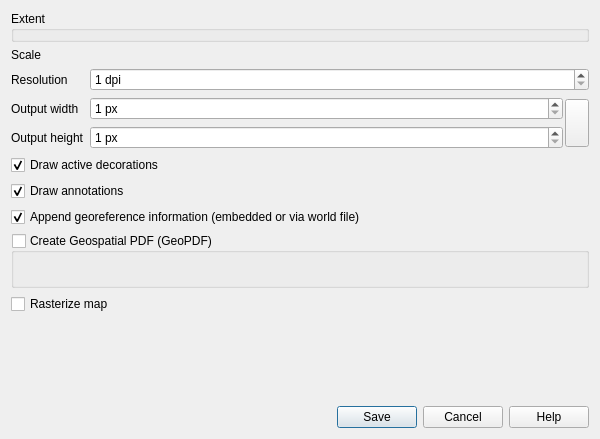
First picture: the form in src/ui/qgsmapsavedialog.ui, repository carsmie/QGIS, before the edit.
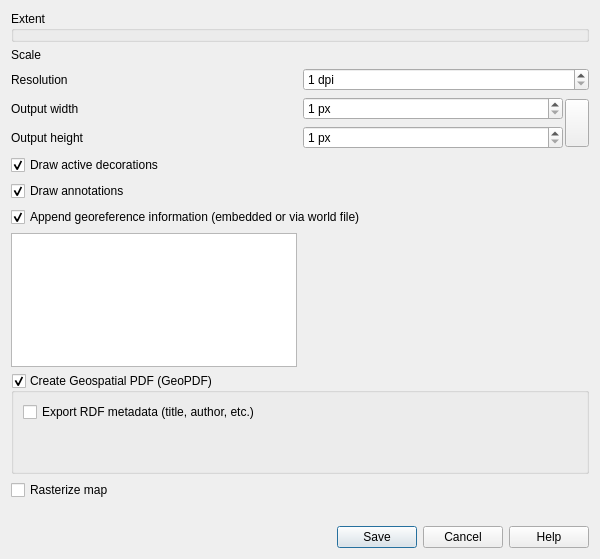
Second picture: the form after the edit. Custom widgets are drawn as their Qt base class.

Commit message: [FEATURE] Add option on whether to include RDF metadata during save map to GeoPDF operations

What changed in the file:
```diff
--- a/src/ui/qgsmapsavedialog.ui
+++ b/src/ui/qgsmapsavedialog.ui
@@ -7,7 +7,7 @@
     <x>0</x>
     <y>0</y>
     <width>600</width>
-    <height>439</height>
+    <height>559</height>
    </rect>
   </property>
   <property name="windowTitle">
@@ -15,7 +15,7 @@
   </property>
   <layout class="QVBoxLayout" name="verticalLayout">
    <item>
-    <layout class="QGridLayout" name="gridLayout">
+    <layout class="QGridLayout" name="gridLayout" rowstretch="0,0,0,0,0,0,0,0,1,0,0,0">
      <item row="2" column="0">
       <widget class="QLabel" name="label_2">
        <property name="text">
@@ -43,6 +43,87 @@
        </property>
       </widget>
      </item>
+     <item row="9" column="0" colspan="2">
+      <widget class="QGroupBox" name="mGeoPDFGroupBox">
+       <property name="title">
+        <string>Create Geospatial PDF (GeoPDF)</string>
+       </property>
+       <property name="checkable">
+        <bool>true</bool>
+       </property>
+       <property name="checked">
+        <bool>true</bool>
+       </property>
+       <layout class="QVBoxLayout" name="verticalLayout_2">
+        <item>
+         <widget class="QStackedWidget" name="mGeoPDFOptionsStackedWidget">
+          <property name="currentIndex">
+           <number>1</number>
+          </property>
+          <widget class="QWidget" name="page">
+           <layout class="QVBoxLayout" name="verticalLayout_3">
+            <property name="leftMargin">
+             <number>0</number>
+            </property>
+            <property name="topMargin">
+             <number>0</number>
+            </property>
+            <property name="rightMargin">
+             <number>0</number>
+            </property>
+            <property name="bottomMargin">
+             <number>0</number>
+            </property>
+            <item>
+             <widget class="QLabel" name="mGeoPdfUnavailableReason">
+              <property name="text">
+               <string/>
+              </property>
+             </widget>
+            </item>
+           </layout>
+          </widget>
+          <widget class="QWidget" name="page_2">
+           <layout class="QGridLayout" name="gridLayout_2">
+            <property name="leftMargin">
+             <number>0</number>
+            </property>
+            <property name="topMargin">
+             <number>0</number>
+            </property>
+            <property name="rightMargin">
+             <number>0</number>
+            </property>
+            <property name="bottomMargin">
+             <number>0</number>
+            </property>
+            <item row="1" column="0">
+             <spacer name="verticalSpacer">
+              <property name="orientation">
+               <enum>Qt::Vertical</enum>
+              </property>
+              <property name="sizeHint" stdset="0">
+               <size>
+                <width>20</width>
+                <height>40</height>
+               </size>
+              </property>
+             </spacer>
+            </item>
+            <item row="0" column="0">
+             <widget class="QCheckBox" name="mExportMetadataCheckBox">
+              <property name="text">
+               <string>Export RDF metadata (title, author, etc.)</string>
+              </property>
+             </widget>
+            </item>
+           </layout>
+          </widget>
+         </widget>
+        </item>
+       </layout>
+      </widget>
+     </item>
      <item row="4" column="0">
       <widget class="QLabel" name="label_4">
        <property name="text">
@@ -77,7 +158,7 @@
        </property>
       </widget>
      </item>
-     <item row="9" column="0" colspan="2">
+     <item row="10" column="0" colspan="2">
       <widget class="QCheckBox" name="mSaveAsRaster">
        <property name="visible">
         <bool>false</bool>
@@ -206,74 +287,18 @@
        </property>
       </widget>
      </item>
-     <item row="10" column="0" colspan="2">
+     <item row="11" column="0" colspan="2">
       <widget class="QLabel" name="mInfo">
        <property name="enabled">
         <bool>false</bool>
        </property>
       </widget>
      </item>
-     <item row="8" column="0" colspan="2">
-      <widget class="QGroupBox" name="mGeoPDFGroupBox">
-       <property name="title">
-        <string>Create Geospatial PDF (GeoPDF)</string>
-       </property>
-       <property name="checkable">
-        <bool>true</bool>
-       </property>
-       <property name="checked">
-        <bool>false</bool>
-       </property>
-       <layout class="QVBoxLayout" name="verticalLayout_2">
-        <item>
-         <widget class="QStackedWidget" name="mGeoPDFOptionsStackedWidget">
-          <property name="currentIndex">
-           <number>1</number>
-          </property>
-          <widget class="QWidget" name="page">
-           <layout class="QVBoxLayout" name="verticalLayout_3">
-            <property name="leftMargin">
-             <number>0</number>
-            </property>
-            <property name="topMargin">
-             <number>0</number>
-            </property>
-            <property name="rightMargin">
-             <number>0</number>
-            </property>
-            <property name="bottomMargin">
-             <number>0</number>
-            </property>
-            <item>
-             <widget class="QLabel" name="mGeoPdfUnavailableReason">
-              <property name="text">
-               <string/>
-              </property>
-             </widget>
-            </item>
-           </layout>
-          </widget>
-          <widget class="QWidget" name="page_2"/>
-         </widget>
-        </item>
-       </layout>
-      </widget>
+     <item row="8" column="0">
+      <widget class="QTextBrowser" name="textBrowser"/>
      </item>
     </layout>
    </item>
-   <item>
-    <spacer name="verticalSpacer">
-     <property name="orientation">
-      <enum>Qt::Vertical</enum>
-     </property>
-     <property name="sizeHint" stdset="0">
-      <size>
-       <width>20</width>
-       <height>40</height>
-      </size>
-     </property>
-    </spacer>
-   </item>
    <item>
     <widget class="QDialogButtonBox" name="buttonBox">
      <property name="orientation">
```
The commit also changes 4 other files.
